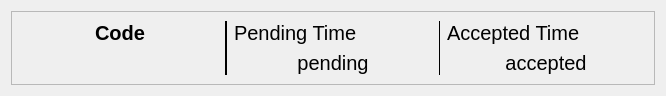
Above: Lab1/request_data.ui from PioSkay/Qt-Time-Reporting-System before the change. Below: the same form after it.
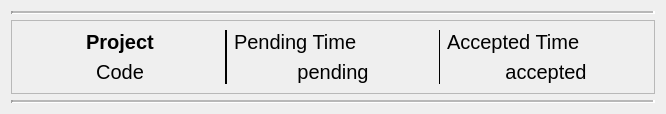
That is the form after the change.

Commit message: Enabling closing projects. Debugging.

```diff
--- a/Lab1/request_data.ui
+++ b/Lab1/request_data.ui
@@ -7,7 +7,7 @@
     <x>0</x>
     <y>0</y>
     <width>666</width>
-    <height>92</height>
+    <height>110</height>
    </rect>
   </property>
   <property name="maximumSize">
@@ -115,17 +115,34 @@
         </property>
        </widget>
       </item>
-      <item row="0" column="0">
+      <item row="1" column="0">
        <widget class="QLabel" name="code">
         <property name="font">
          <font>
           <pointsize>15</pointsize>
+          <weight>50</weight>
+          <bold>false</bold>
+         </font>
+        </property>
+        <property name="text">
+         <string>Code</string>
+        </property>
+        <property name="alignment">
+         <set>Qt::AlignCenter</set>
+        </property>
+       </widget>
+      </item>
+      <item row="0" column="0">
+       <widget class="QLabel" name="label">
+        <property name="font">
+         <font>
+          <pointsize>15</pointsize>
           <weight>75</weight>
           <bold>true</bold>
          </font>
         </property>
         <property name="text">
-         <string>Code</string>
+         <string>Project</string>
         </property>
         <property name="alignment">
          <set>Qt::AlignCenter</set>
@@ -135,6 +152,32 @@
      </layout>
     </widget>
    </item>
+   <item row="2" column="0">
+    <widget class="Line" name="line_3">
+     <property name="lineWidth">
+      <number>2</number>
+     </property>
+     <property name="midLineWidth">
+      <number>2</number>
+     </property>
+     <property name="orientation">
+      <enum>Qt::Horizontal</enum>
+     </property>
+    </widget>
+   </item>
+   <item row="0" column="0">
+    <widget class="Line" name="line_4">
+     <property name="lineWidth">
+      <number>2</number>
+     </property>
+     <property name="midLineWidth">
+      <number>2</number>
+     </property>
+     <property name="orientation">
+      <enum>Qt::Horizontal</enum>
+     </property>
+    </widget>
+   </item>
   </layout>
  </widget>
  <resources/>
```
Left out of the diff: 64 changed lines with no effect on the pictures. The commit also changes 24 other files.
